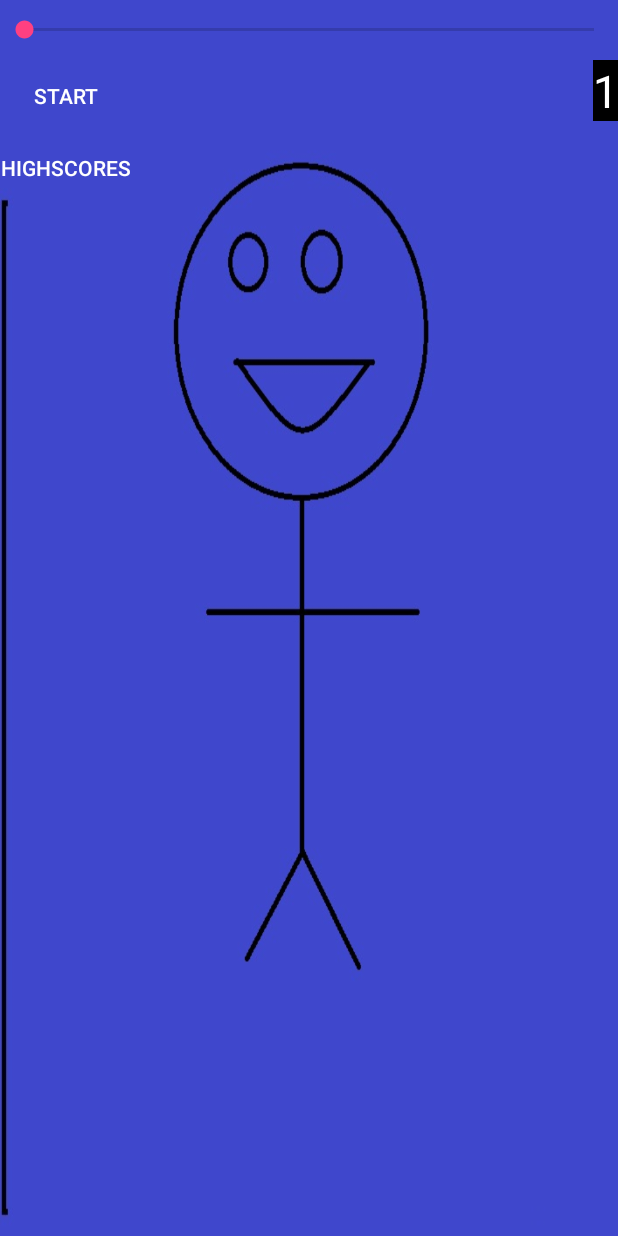
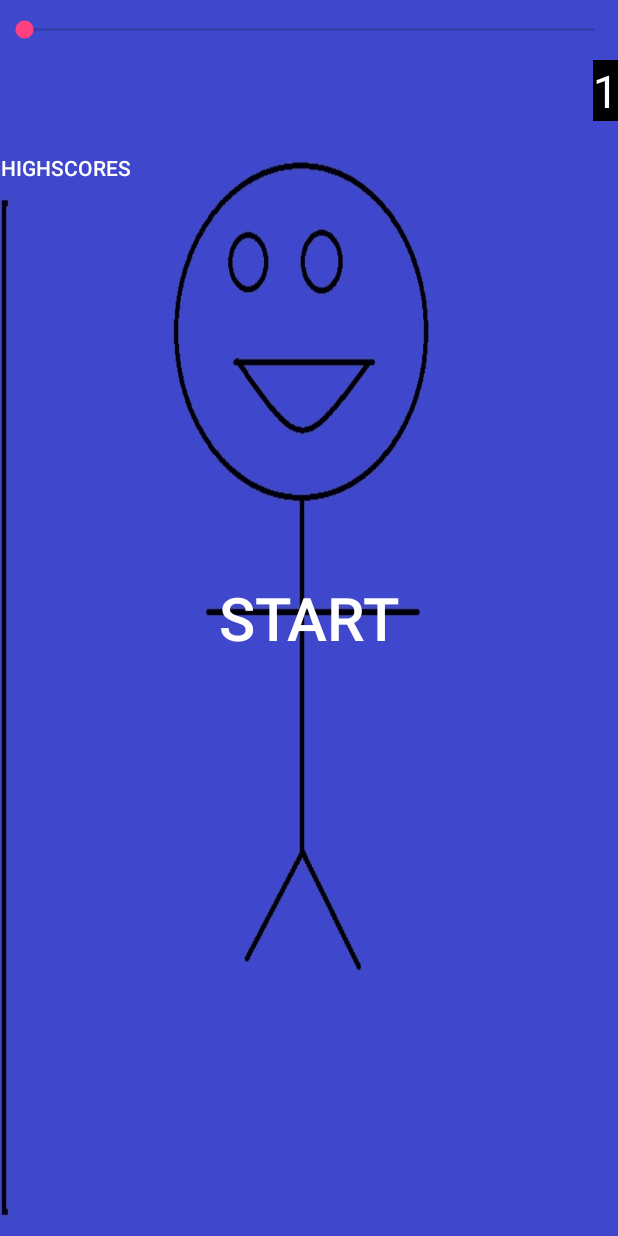
Before and after one commit to atxarib99/MathMountain, an Android app: the ContinuousActivity screen opened directly, with no data from a screen before it, on a phone screen of 412 x 824 dp. Run offline under Robolectric (Android 15) with nearby library versions, the phone set to English and light mode, and no system bars.

Commit message:
Changed sizes of questiosn

```diff
--- a/app/src/main/res/layout/activity_mainrel.xml
+++ b/app/src/main/res/layout/activity_mainrel.xml
@@ -52,8 +52,9 @@
         android:layout_width="wrap_content"
         android:layout_height="wrap_content"
         android:textAppearance="?android:attr/textAppearanceLarge"
-        android:textSize="30sp"
+        android:textSize="45sp"
         android:textColor="#ffffff"
+        android:textStyle="bold"
         android:id="@+id/questionText"
         android:layout_centerVertical="true"
         android:layout_centerHorizontal="true" />
@@ -61,8 +62,8 @@
         android:layout_width="wrap_content"
         android:layout_height="wrap_content"
         android:textAppearance="?android:attr/textAppearanceLarge"
-        android:textSize="20sp"
-        android:textColor="#ffffff"
+        android:textSize="18sp"
+        android:textColor="#64ffffff"
         android:id="@+id/questionText2"
         android:layout_centerHorizontal="true"
         android:layout_above="@+id/questionText"/>
@@ -71,7 +72,7 @@
         android:layout_height="wrap_content"
         android:textAppearance="?android:attr/textAppearanceLarge"
         android:textSize="12sp"
-        android:textColor="#ffffff"
+        android:textColor="#64ffffff"
         android:id="@+id/questionText3"
         android:layout_centerHorizontal="true"
         android:layout_above="@+id/questionText2"/>
@@ -98,7 +99,6 @@
     <Button
         android:layout_width="wrap_content"
         android:layout_height="wrap_content"
-        android:text="Start"
         android:textColor="#ffffff"
         android:id="@+id/start"
         android:onClick="startGame"
@@ -124,6 +124,17 @@
         android:textSize="30sp"
         android:background="#000000"
         android:textColor="#ffffff" />
+    <Button
+        android:layout_width="140dp"
+        android:layout_height="140dp"
+        android:layout_centerHorizontal="true"
+        android:layout_centerVertical="true"
+        android:id="@+id/bigStart"
+        android:text="start"
+        android:textColor="#ffffff"
+        android:textSize="40sp"
+        android:onClick="startGame"
+        android:background="@android:color/transparent" />
 
 
 </RelativeLayout>
```
